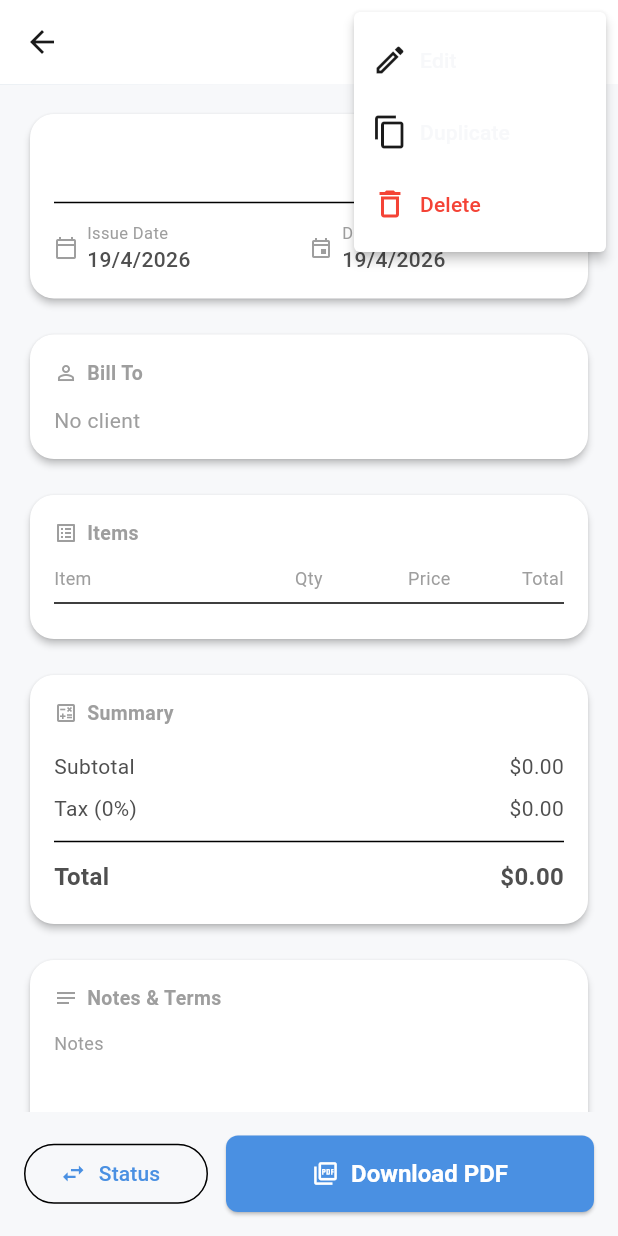
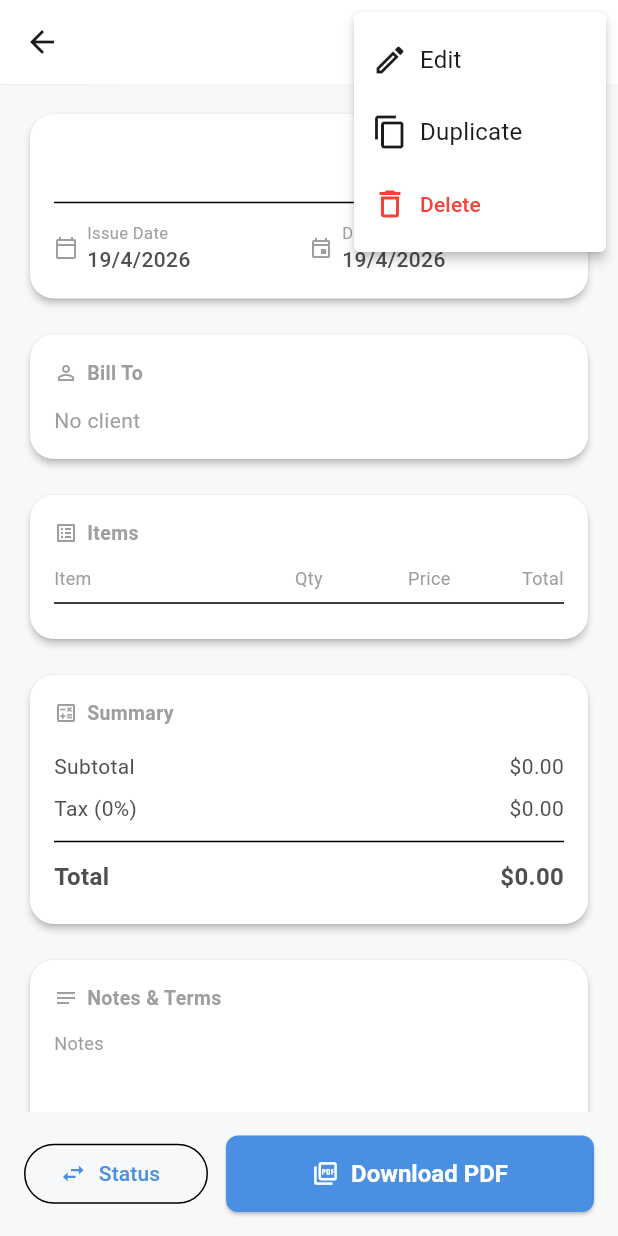
Before and after one commit to AlwaleedAlroomi/invoicely, a Flutter app: the InvoiceViewScreen screen opened directly with empty values, after a tap on the "more vert" icon, on a phone screen of 412 x 824 dp. Run offline on Flutter 3.47's test engine with Material 3 defaults, Android fonts, the phone set to English and light mode, and no system bars; our stand-ins replace flutter_riverpod, image_picker, isar, qr_flutter, shared_preferences; missing offline and left inert: gal, mobile_scanner; accounts and stored records are empty; generated files the repository leaves out were written again.

Commit message:
UI customization + fixing some bugs

```diff
--- a/lib/data/repositories/invoice_repository_impl.dart
+++ b/lib/data/repositories/invoice_repository_impl.dart
@@ -124,7 +124,7 @@ class InvoiceRepositoryImpl implements InvoiceRepository {
   @override
   Future<Result<void>> updateInvoiceStatus(
     InvoiceModel invoice,
-    InvoiceStatus status,
+    InvoiceStatus newStatus,
   ) async {
     try {
       final foundInvoice = await _invoiceService.getInvoiceByRemoteId(
@@ -133,7 +133,7 @@ class InvoiceRepositoryImpl implements InvoiceRepository {
       if (foundInvoice == null) {
         return Error(AppFailure.database('Invoice not found'));
       }
-      final updated = invoice.copyWith(status: status);
+      final updated = invoice.copyWith(status: newStatus);
       return await _invoiceService.updateInvoice(invoice, updated);
     } catch (e) {
       return Error(AppFailure('Unexpected error updating invoice status: $e'));
--- a/lib/features/clients/view/client_list_screen.dart
+++ b/lib/features/clients/view/client_list_screen.dart
@@ -22,7 +22,6 @@ class ClientListScreen extends ConsumerStatefulWidget {
 class _ClientListScreenState extends ConsumerState<ClientListScreen> {
   @override
   void initState() {
-    // TODO: implement initState
     super.initState();
     Future.microtask(() {
       ref.read(clientControllerProvider.notifier).getAllClients();
--- a/lib/features/invoice/controller/invoice_controller.dart
+++ b/lib/features/invoice/controller/invoice_controller.dart
@@ -201,7 +201,6 @@ class InvoiceController extends StateNotifier<InvoiceListState> {
     if (_searchQuery.isNotEmpty) {
       _applyFiltersAndSort();
     } else {
-      // TODO: fetch invoices
       fetchInvoices();
     }
   }
--- a/lib/features/invoice/controller/invoice_form_controller.dart
+++ b/lib/features/invoice/controller/invoice_form_controller.dart
@@ -313,6 +313,7 @@ class InvoiceFormController extends StateNotifier<InvoiceFormState> {
     state = InvoiceFormState(
       issueDate: DateTime.now(),
       dueDate: DateTime.now().add(const Duration(days: 30)),
+      notes: '',
     );
   }
 }
--- a/lib/features/invoice/data/invoice_model.dart
+++ b/lib/features/invoice/data/invoice_model.dart
@@ -3,8 +3,11 @@ import 'package:invoicely/core/models/sortable_entity.dart';
 import 'package:invoicely/features/clients/data/client_model.dart';
 import 'package:invoicely/features/invoice/data/invoice_item_model.dart';
 import 'package:isar/isar.dart';
+import 'package:uuid/uuid.dart';
 
 part 'invoice_model.g.dart';
+
+const uuid = Uuid();
 
 @collection
 class InvoiceModel implements SortableEntity {
@@ -34,7 +37,7 @@ class InvoiceModel implements SortableEntity {
   late DateTime updatedAt;
 
   InvoiceModel({
-    this.remoteId,
+    String? remoteId,
     required this.invoiceNumber,
     required this.issueDate,
     required this.dueDate,
@@ -49,7 +52,7 @@ class InvoiceModel implements SortableEntity {
     this.notes,
     this.terms,
     this.isActive = true,
-  });
+  }) : remoteId = remoteId ?? uuid.v4();
 
   InvoiceModel copyWith({
     String? invoiceNumber,
--- a/lib/features/invoice/view/invoice_view_screen.dart
+++ b/lib/features/invoice/view/invoice_view_screen.dart
@@ -2,6 +2,7 @@ import 'package:flutter/material.dart';
 import 'package:flutter_riverpod/flutter_riverpod.dart';
 import 'package:invoicely/core/constants/countries.dart';
 import 'package:invoicely/core/enum/invoice_status.dart';
+import 'package:invoicely/core/utils/fade_through_route.dart';
 import 'package:invoicely/features/invoice/data/invoice_model.dart';
 import 'package:invoicely/features/invoice/providers/invoice_provider.dart';
 import 'package:invoicely/features/invoice/view/invoice_form_screen.dart';
@@ -62,27 +63,30 @@ class _InvoiceViewScreenState extends ConsumerState<InvoiceViewScreen> {
       actions: [
         PopupMenuButton(
           itemBuilder: (_) => [
-            const PopupMenuItem(
+            PopupMenuItem(
               value: 'edit',
               child: Row(
                 children: [
                   Icon(Icons.edit_outlined),
                   SizedBox(width: 8),
-                  Text('Edit'),
+                  Text('Edit', style: Theme.of(context).textTheme.titleMedium),
                 ],
               ),
             ),
-            const PopupMenuItem(
+            PopupMenuItem(
               value: 'duplicate',
               child: Row(
                 children: [
                   Icon(Icons.copy_outlined),
                   SizedBox(width: 8),
-                  Text('Duplicate'),
+                  Text(
+                    'Duplicate',
+                    style: Theme.of(context).textTheme.titleMedium,
+                  ),
                 ],
               ),
             ),
-            const PopupMenuItem(
+            PopupMenuItem(
               value: 'delete',
               child: Row(
                 children: [
@@ -98,10 +102,8 @@ class _InvoiceViewScreenState extends ConsumerState<InvoiceViewScreen> {
               case 'edit':
                 final updatedInvoice = await Navigator.of(context)
                     .push<InvoiceModel>(
-                      // replace with your route
-                      MaterialPageRoute(
-                        builder: (_) =>
-                            InvoiceFormScreen(initialInvoice: invoice),
+                      FadeThroughRoute(
+                        page: InvoiceFormScreen(initialInvoice: invoice),
                       ),
                     );
                 if (updatedInvoice != null) {
@@ -592,7 +594,7 @@ class _BottomActions extends ConsumerWidget {
                   onChanged: (value) async {
                     if (value == null) return;
                     await ref
-                        .read(invoiceRepositoryProvider)
+                        .read(invoiceControllerProvider.notifier)
                         .updateInvoiceStatus(invoice, value);
                     // update local state via callback
                     onStatusChanged(invoice.copyWith(status: value));
--- a/lib/features/invoice/widgets/client_picker.dart
+++ b/lib/features/invoice/widgets/client_picker.dart
@@ -147,7 +147,10 @@ class ClientPickerSheetState extends ConsumerState<ClientPickerSheet> {
                       leading: CircleAvatar(
                         child: Text(client.name[0].toUpperCase()),
                       ),
-                      title: Text(client.name),
+                      title: Text(
+                        client.name,
+                        style: Theme.of(context).textTheme.titleMedium,
+                      ),
                       subtitle: Text(client.email),
                       onTap: () {
                         ref
--- a/lib/features/invoice/widgets/product_picker_sheet.dart
+++ b/lib/features/invoice/widgets/product_picker_sheet.dart
@@ -64,7 +64,10 @@ class _ProductPickerSheetState extends ConsumerState<ProductPickerSheet> {
                   itemBuilder: (context, index) {
                     final product = filtered[index];
                     return ListTile(
-                      title: Text(product.name),
+                      title: Text(
+                        product.name,
+                        style: Theme.of(context).textTheme.titleMedium,
+                      ),
                       subtitle: Text(
                         '\$${product.unitPrice.toStringAsFixed(2)}',
                       ),
--- a/lib/features/invoice/widgets/total_summary_widget.dart
+++ b/lib/features/invoice/widgets/total_summary_widget.dart
@@ -12,9 +12,9 @@ class TotalsSummarySection extends ConsumerWidget {
     return Container(
       padding: const EdgeInsets.all(16),
       decoration: BoxDecoration(
-        color: Colors.grey.shade50,
+        color: Theme.of(context).colorScheme.surface,
         borderRadius: BorderRadius.circular(12),
-        border: Border.all(color: Colors.grey.shade200),
+        border: Border.all(color: Colors.grey.shade300),
       ),
       child: Column(
         children: [
```
Also changed, not shown: lib/features/invoice/view/invoice_form_screen.dart (+22 -2 lines), lib/features/invoice/view/invoice_list_screen.dart (+18 -14 lines).
